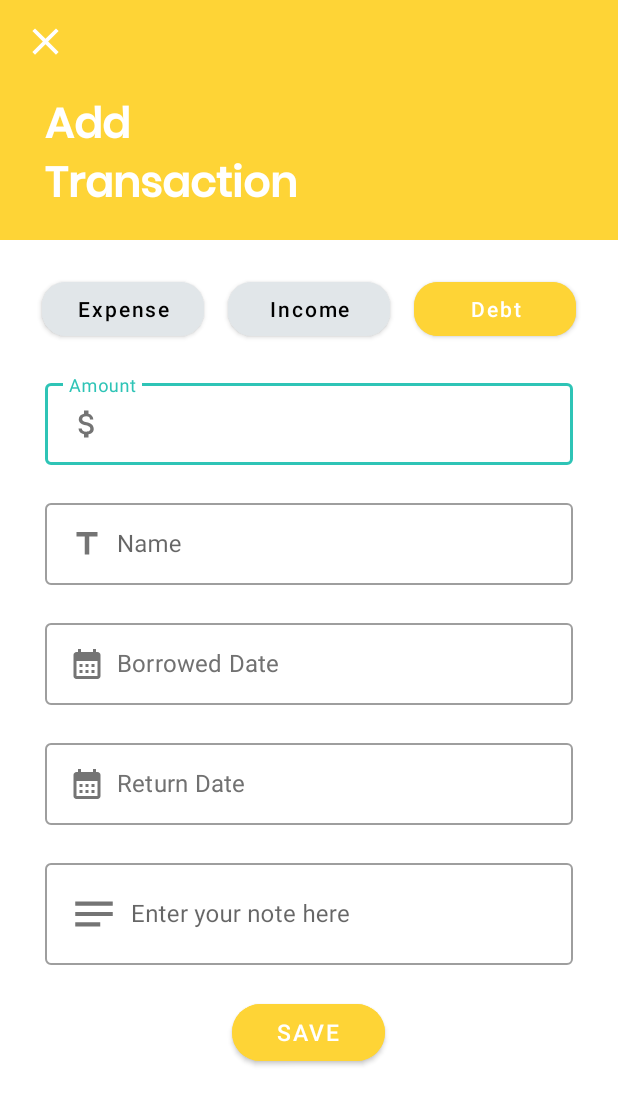
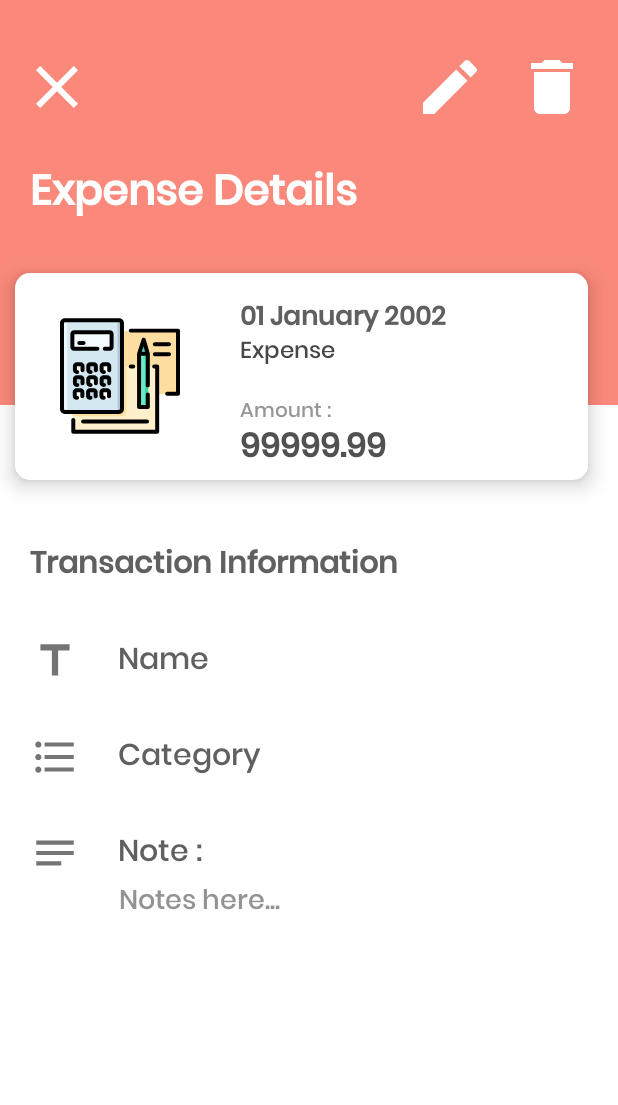
Before and after one commit to Vidusha-Jayaweera/MAD_Qapital, an Android app: the screen it shows after launch (DebtInsertionActivity before the commit, ExpenseDetailsActivity after it), after a tap on "BUTTON", on a phone screen of 412 x 824 dp. Shown: the top 1105 px of the screen. Run offline under Robolectric (Android 15) with nearby library versions, the phone set to English and light mode, and no system bars.

Commit message:
UI implemented

```diff
--- a/app/build.gradle
+++ b/app/build.gradle
@@ -1,6 +1,7 @@
 plugins {
     id 'com.android.application'
     id 'org.jetbrains.kotlin.android'
+    id 'com.google.gms.google-services'
 }
 
 android {
@@ -42,6 +43,8 @@ dependencies {
     implementation 'androidx.appcompat:appcompat:1.4.1'
     implementation 'com.google.android.material:material:1.8.0'
     implementation 'androidx.constraintlayout:constraintlayout:2.0.4'
+    implementation 'com.google.firebase:firebase-database-ktx:20.2.0'
+    implementation 'com.google.firebase:firebase-storage-ktx:20.1.0'
     testImplementation 'junit:junit:4.13.2'
     androidTestImplementation 'androidx.test.ext:junit:1.1.5'
     androidTestImplementation 'androidx.test.espresso:espresso-core:3.5.1'
--- /dev/null
+++ b/app/src/main/java/com/example/qapital/ExpenseDetailsActivity.kt
@@ -0,0 +1,11 @@
+package com.example.qapital
+
+import androidx.appcompat.app.AppCompatActivity
+import android.os.Bundle
+
+class ExpenseDetailsActivity : AppCompatActivity() {
+    override fun onCreate(savedInstanceState: Bundle?) {
+        super.onCreate(savedInstanceState)
+        setContentView(R.layout.activity_expense_details)
+    }
+}
--- a/app/src/main/java/com/example/qapital/MainActivity.kt
+++ b/app/src/main/java/com/example/qapital/MainActivity.kt
@@ -12,8 +12,11 @@ class MainActivity : AppCompatActivity() {
 
         val button = findViewById<Button>(R.id.my_button)
         button.setOnClickListener {
-            val intent = Intent(this, DebtInsertionActivity::class.java)
+            val intent = Intent(this, ExpenseDetailsActivity::class.java)
             startActivity(intent)
         }
-    }
+
+            }
+
+
 }
--- /dev/null
+++ b/app/src/main/res/drawable/ic_baseline_format_list_bulleted_24.xml
@@ -0,0 +1,5 @@
+<vector android:autoMirrored="true" android:height="24dp"
+    android:tint="#747474" android:viewportHeight="24"
+    android:viewportWidth="24" android:width="24dp" xmlns:android="http://schemas.android.com/apk/res/android">
+    <path android:fillColor="@android:color/white" android:pathData="M4,10.5c-0.83,0 -1.5,0.67 -1.5,1.5s0.67,1.5 1.5,1.5 1.5,-0.67 1.5,-1.5 -0.67,-1.5 -1.5,-1.5zM4,4.5c-0.83,0 -1.5,0.67 -1.5,1.5S3.17,7.5 4,7.5 5.5,6.83 5.5,6 4.83,4.5 4,4.5zM4,16.5c-0.83,0 -1.5,0.68 -1.5,1.5s0.68,1.5 1.5,1.5 1.5,-0.68 1.5,-1.5 -0.67,-1.5 -1.5,-1.5zM7,19h14v-2L7,17v2zM7,13h14v-2L7,11v2zM7,5v2h14L21,5L7,5z"/>
+</vector>
--- /dev/null
+++ b/app/src/main/res/layout/activity_expense_details.xml
@@ -0,0 +1,243 @@
+<?xml version="1.0" encoding="utf-8"?>
+<RelativeLayout  xmlns:android="http://schemas.android.com/apk/res/android"
+    xmlns:app="http://schemas.android.com/apk/res-auto"
+    xmlns:tools="http://schemas.android.com/tools"
+    android:layout_width="match_parent"
+    android:layout_height="match_parent"
+    tools:context=".ExpenseDetailsActivity"
+    android:background="@color/orangePrimary">
+
+    <RelativeLayout
+        android:id="@+id/transactionDetailsTitle"
+        android:layout_width="match_parent"
+        android:layout_height="270dp"
+        android:background="@color/Expense">
+
+        <Toolbar
+            android:id="@+id/toolbar"
+            android:layout_width="match_parent"
+            android:layout_height="wrap_content"
+            android:layout_alignParentTop="true"
+            android:layout_marginTop="30dp"
+            android:contentInsetStart="0dp"
+            android:contentInsetLeft="0dp"
+            app:contentInsetLeft="0dp"
+            app:contentInsetStart="0dp">
+
+            <ImageButton
+                android:id="@+id/backBtn"
+                android:layout_width="48dp"
+                android:layout_height="48dp"
+                android:layout_marginStart="14dp"
+                android:background="@drawable/ic_baseline_clear_24"
+                android:contentDescription="@string/btn_back" />
+
+            <ImageButton
+                android:id="@+id/deleteData"
+                android:layout_width="48dp"
+                android:layout_height="48dp"
+                android:layout_gravity="right"
+                android:layout_marginRight="20dp"
+                android:background="@drawable/ic_baseline_delete_24"
+                android:contentDescription="@string/btn_delete" />
+
+            <ImageButton
+                android:id="@+id/updateData"
+                android:layout_width="48dp"
+                android:layout_height="48dp"
+                android:layout_gravity="right"
+                android:layout_marginRight="20dp"
+                android:background="@drawable/ic_baseline_edit_24"
+                android:contentDescription="@string/btn_edit" />
+
+        </Toolbar>
+
+        <TextView
+            android:id="@+id/titleDetails"
+            android:layout_width="match_parent"
+            android:layout_height="wrap_content"
+            android:layout_below="@id/toolbar"
+            android:layout_alignParentStart="true"
+            android:layout_alignParentEnd="true"
+            android:layout_marginStart="20dp"
+            android:layout_marginTop="20dp"
+            android:layout_marginEnd="20dp"
+            android:fontFamily="@font/poppinsmedium"
+            android:text="@string/txt_expense_details"
+            android:textColor="@color/white"
+            android:textSize="28sp"
+            android:textStyle="bold" />
+
+    </RelativeLayout>
+
+
+    <LinearLayout
+        android:id="@+id/LinearLayoutTransaction"
+        android:layout_width="match_parent"
+        android:layout_height="wrap_content"
+        android:layout_below="@+id/transactionDetailsTitle"
+        android:layout_alignBottom="@+id/transactionDetailsTitle"
+        android:layout_alignParentStart="true"
+        android:layout_alignParentEnd="true"
+        android:layout_marginHorizontal="20dp"
+        android:layout_marginStart="10dp"
+        android:layout_marginTop="-88dp"
+        android:layout_marginEnd="20dp"
+        android:layout_marginBottom="-50dp"
+        android:background="@drawable/bg_rounded_amount"
+        android:elevation="8dp"
+        android:orientation="horizontal">
+
+        <ImageView
+            android:layout_width="80dp"
+            android:layout_height="80dp"
+            android:layout_gravity="center_vertical"
+            android:layout_marginStart="30dp"
+            android:src="@drawable/ic_calc_note_svgrepo_com" />
+
+        <RelativeLayout
+            android:layout_width="match_parent"
+            android:layout_height="wrap_content"
+            android:layout_marginStart="40dp"
+            android:layout_marginTop="15dp"
+            android:layout_marginBottom="5dp">
+
+            <TextView
+                android:id="@+id/tvDateDetails"
+                android:layout_width="match_parent"
+                android:layout_height="wrap_content"
+                android:fontFamily="@font/poppinsmedium"
+                android:gravity="center_vertical"
+                android:text="@string/txt_transaction_date_details"
+                android:textColor="#606060"
+                android:textSize="17sp"
+                android:textStyle="bold" />
+
+            <TextView
+                android:id="@+id/tvTypeDetails"
+                android:layout_width="match_parent"
+                android:layout_height="wrap_content"
+                android:layout_below="@+id/tvDateDetails"
+                android:layout_marginTop="-5dp"
+                android:fontFamily="@font/poppinsmedium"
+                android:gravity="start"
+                android:text="Expense"
+                android:textColor="#474747"
+                android:textSize="15sp" />
+
+            <TextView
+                android:id="@+id/amountTitle"
+                android:layout_width="match_parent"
+                android:layout_height="wrap_content"
+                android:layout_below="@id/tvTypeDetails"
+                android:layout_marginTop="15dp"
+                android:layout_weight="1"
+                android:fontFamily="@font/poppinsmedium"
+                android:text="@string/txt_transaction_amount"
+                android:textColor="#979797"
+                android:textSize="13sp" />
+
+            <TextView
+                android:id="@+id/tvAmountDetails"
+                android:layout_width="match_parent"
+                android:layout_height="wrap_content"
+                android:layout_below="@id/amountTitle"
+                android:layout_marginTop="-5dp"
+                android:fontFamily="@font/poppinsmedium"
+                android:gravity="start"
+                android:text="@string/transaction_amount_details"
+                android:textColor="#515151"
+                android:textSize="22sp"
+                android:textStyle="bold" />
+
+
+        </RelativeLayout>
+
+    </LinearLayout>
+
+    <ScrollView
+        android:layout_width="match_parent"
+        android:layout_height="match_parent"
+        android:layout_below="@id/LinearLayoutTransaction"
+        android:layout_alignParentBottom="true"
+        tools:ignore="SpeakableTextPresentCheck" />
+
+    <RelativeLayout
+        android:id="@+id/information"
+        android:layout_width="match_parent"
+        android:layout_height="match_parent"
+        android:layout_below="@+id/transactionDetailsTitle"
+        android:layout_marginTop="0dp"
+        android:background="@color/white"
+        android:paddingHorizontal="20dp"
+        android:paddingTop="80dp">
+
+        <TextView
+            android:id="@+id/titleInformation"
+            android:layout_width="match_parent"
+            android:layout_height="wrap_content"
+            android:layout_alignParentTop="true"
+            android:layout_marginTop="10dp"
+            android:fontFamily="@font/poppinsmedium"
+            android:text="@string/txt_transaction_information"
+            android:textColor="#606060"
+            android:textSize="20sp"
+            android:textStyle="bold" />
+
+        <TextView
+            android:id="@+id/tvTitleDetails"
+            android:layout_width="match_parent"
+            android:layout_height="wrap_content"
+            android:layout_below="@id/titleInformation"
+            android:layout_marginTop="30dp"
+            android:drawableStart="@drawable/ic_baseline_title_36"
+            android:drawablePadding="25dp"
+            android:fontFamily="@font/poppinsmedium"
+            android:gravity="center_vertical"
+            android:text="@string/edt_transaction_name"
+            android:textColor="#606060"
+            android:textSize="20sp" />
+
+        <TextView
+            android:id="@+id/tvCategoryDetails"
+            android:layout_width="match_parent"
+            android:layout_height="wrap_content"
+            android:layout_below="@id/tvTitleDetails"
+            android:layout_marginTop="30dp"
+            android:drawableStart="@drawable/ic_baseline_format_list_bulleted_36"
+            android:drawablePadding="25dp"
+            android:fontFamily="@font/poppinsmedium"
+            android:gravity="center_vertical"
+            android:text="@string/edt_expense_category"
+            android:textColor="#606060"
+            android:textSize="20sp" />
+
+        <TextView
+            android:id="@+id/noteTitle"
+            android:layout_width="match_parent"
+            android:layout_height="wrap_content"
+            android:layout_below="@id/tvCategoryDetails"
+            android:layout_marginTop="30dp"
+            android:drawableStart="@drawable/ic_baseline_notes_24"
+            android:drawablePadding="25dp"
+            android:fontFamily="@font/poppinsmedium"
+            android:gravity="center_vertical"
+            android:text="Note :"
+            android:textColor="#606060"
+            android:textSize="20sp" />
+
+        <TextView
+            android:id="@+id/tvNoteDetails"
+            android:layout_width="match_parent"
+            android:layout_height="wrap_content"
+            android:layout_below="@id/noteTitle"
+            android:layout_marginLeft="59dp"
+            android:drawablePadding="25dp"
+            android:fontFamily="@font/poppinsmedium"
+            android:gravity="center_vertical"
+            android:text="Notes here..."
+            android:textColor="#939393"
+            android:textSize="18sp" />
+    </RelativeLayout>
+
+</RelativeLayout >
--- a/app/src/main/res/layout/activity_main.xml
+++ b/app/src/main/res/layout/activity_main.xml
@@ -15,4 +15,5 @@
         app:layout_constraintEnd_toEndOf="parent"
         app:layout_constraintStart_toStartOf="parent"
         app:layout_constraintTop_toTopOf="parent" />
+
 </androidx.constraintlayout.widget.ConstraintLayout>
--- a/build.gradle
+++ b/build.gradle
@@ -1,4 +1,8 @@
-// Top-level build file where you can add configuration options common to all sub-projects/modules.
+buildscript {
+    dependencies {
+        classpath 'com.google.gms:google-services:4.3.15'
+    }
+}// Top-level build file where you can add configuration options common to all sub-projects/modules.
 plugins {
     id 'com.android.application' version '7.3.1' apply false
     id 'com.android.library' version '7.3.1' apply false
```
Also changed, not shown: app/src/main/AndroidManifest.xml (+13 -0 lines), app/src/main/java/com/example/qapital/ExpenseInsertionActivity.kt (added, +11 -0 lines), app/src/main/java/com/example/qapital/ExpenseUpdateActivity.kt (added, +11 -0 lines), app/src/main/res/layout/activity_expense_insertion.xml (added, +256 -0 lines), app/src/main/res/layout/activity_expense_update.xml (added, +152 -0 lines), app/src/main/res/values/strings.xml (+12 -0 lines), 1 other file.
